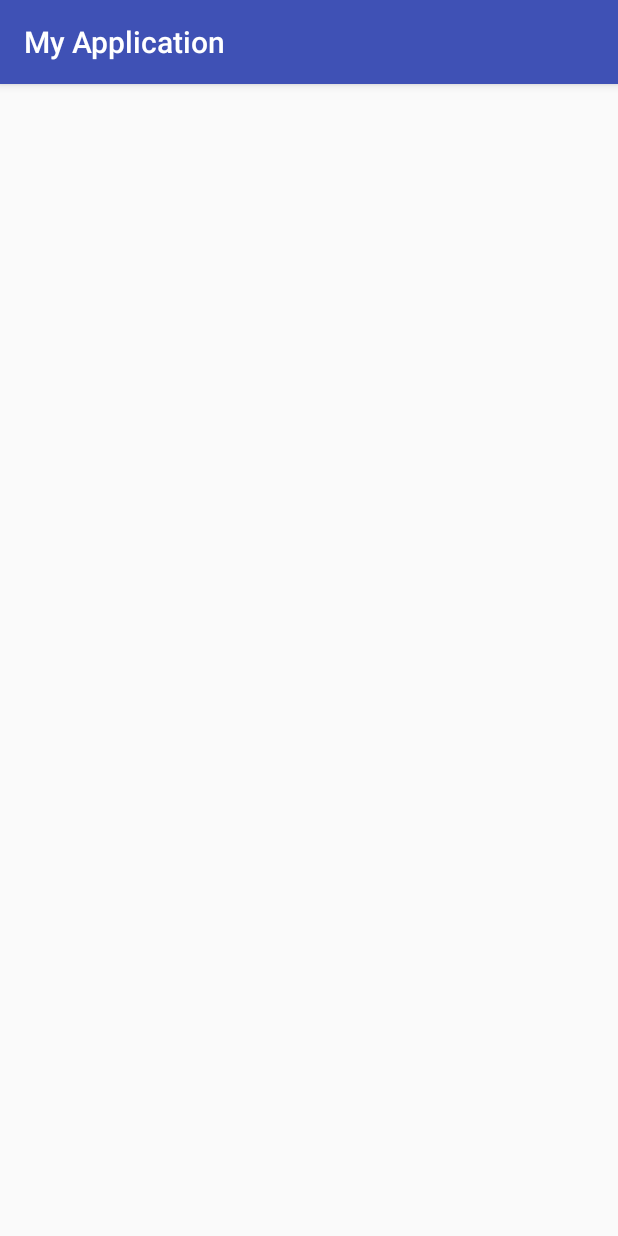
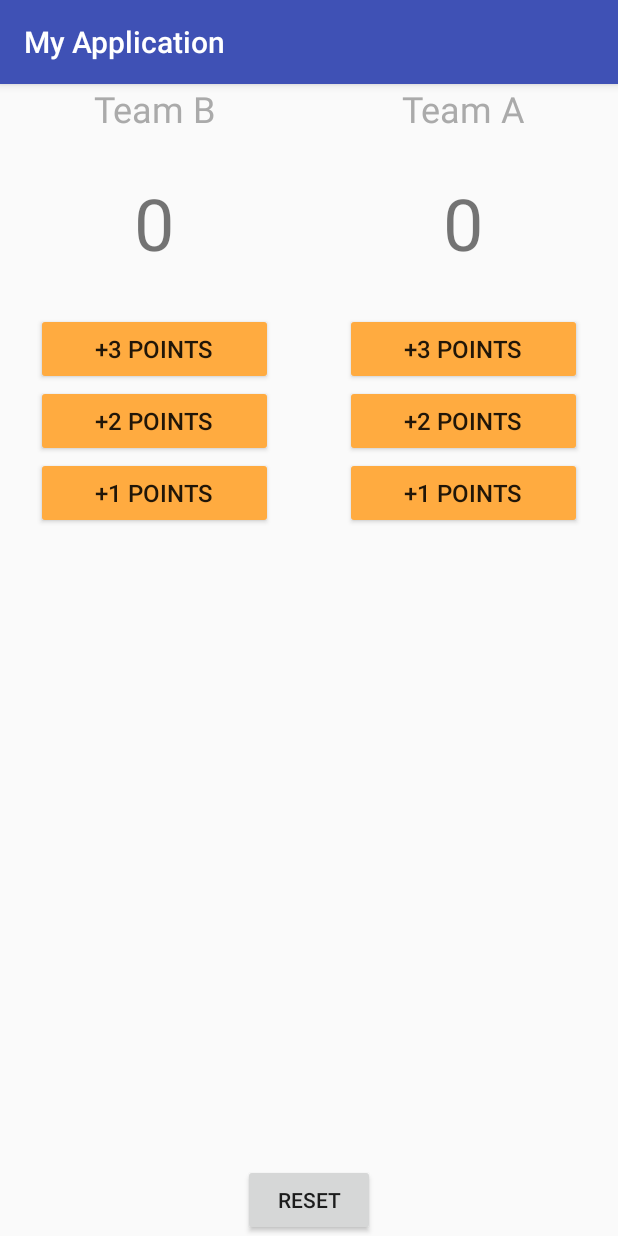
Before and after one commit to chungmyung/Android1st, an Android app: the BasketBallActivity screen opened directly, with no data from a screen before it, on a phone screen of 412 x 824 dp. Run offline under Robolectric (Android 15) with nearby library versions, the phone set to English and light mode, and no system bars.

Commit message:
Fragment basketball  작성 하기

```diff
--- a/app/build.gradle
+++ b/app/build.gradle
@@ -26,5 +26,6 @@ dependencies {
     })
     compile 'com.android.support:appcompat-v7:25.3.1'
     compile 'com.android.support.constraint:constraint-layout:1.0.2'
+    compile 'com.android.support:support-v4:25.3.1'
     testCompile 'junit:junit:4.12'
 }
--- a/app/src/main/AndroidManifest.xml
+++ b/app/src/main/AndroidManifest.xml
@@ -116,7 +116,7 @@
                 <category android:name="android.intent.category.LAUNCHER" />
             </intent-filter>
         </activity>
-        <activity android:name=".fragment.basketball.BasketBallActivity">
+        <activity android:name=".fragment.Basket.BasketBallActivity">
             <intent-filter>
                 <action android:name="android.intent.action.MAIN" />
 
--- /dev/null
+++ b/app/src/main/java/com/chungmyung/myapplication/fragment/Basket/BasketBallActivity.java
@@ -0,0 +1,32 @@
+package com.chungmyung.myapplication.fragment.Basket;
+
+import android.support.v7.app.AppCompatActivity;
+import android.os.Bundle;
+import android.view.View;
+
+import com.chungmyung.myapplication.R;
+
+public class BasketBallActivity extends AppCompatActivity {
+
+    private BasketScoreFragment mATeamFragment;
+    private BasketScoreFragment mBTeamFragment;
+
+    @Override
+    protected void onCreate(Bundle savedInstanceState) {
+        super.onCreate(savedInstanceState);
+        setContentView(R.layout.activity_basket_ball);
+
+        mATeamFragment = (BasketScoreFragment)getSupportFragmentManager().findFragmentById(R.id.frag_team_a);
+        mBTeamFragment = (BasketScoreFragment)getSupportFragmentManager().findFragmentById(R.id.frag_team_b);
+
+          mATeamFragment.setTeamName("Team A");
+          mATeamFragment.setTeamName("Team B");
+    }
+
+    public void onResetButtonClicked(View view) {
+        mATeamFragment.reset();
+        mBTeamFragment.reset();
+
+
+    }
+}
--- /dev/null
+++ b/app/src/main/java/com/chungmyung/myapplication/fragment/Basket/BasketScoreFragment.java
@@ -0,0 +1,83 @@
+package com.chungmyung.myapplication.fragment.Basket;
+
+import android.os.Bundle;
+import android.support.annotation.Nullable;
+import android.support.v4.app.Fragment;
+import android.view.LayoutInflater;
+import android.view.View;
+import android.view.ViewGroup;
+import android.widget.TextView;
+
+import com.chungmyung.myapplication.R;
+
+/**
+ * Created by user on 2017-08-01.
+ */
+
+public class BasketScoreFragment extends Fragment implements View.OnClickListener {
+    private TextView mScoreTextView;
+    private TextView mTeamNameTextView;
+    private int mScore;
+
+
+    //뷰를 만드는 곳
+    @Nullable
+    @Override
+    public View onCreateView(LayoutInflater inflater, @Nullable ViewGroup container,
+                             @Nullable Bundle savedInstanceState) {
+
+        return inflater.inflate(R.layout.fragment_basket_ball, container, false);
+    }
+
+    // 뷰가 만들어 진 다음 호출되는 곳
+    @Override
+    public void onViewCreated(View view, @Nullable Bundle savedInstanceState) {
+        super.onViewCreated(view, savedInstanceState);
+        mScoreTextView = (TextView) view.findViewById(R.id.score_text);
+        mTeamNameTextView = (TextView) view.findViewById(R.id.team_name_text);
+        view.findViewById(R.id.button_1).setOnClickListener(this);
+        view.findViewById(R.id.button_2).setOnClickListener(this);
+        view.findViewById(R.id.button_3).setOnClickListener(this);
+
+        if (savedInstanceState != null) {
+            mScore = savedInstanceState.getInt("score");
+            mScoreTextView.setText("" + mScore);
+        }
+
+    }
+
+    @Override
+    public void onSaveInstanceState(Bundle outState) {
+        super.onSaveInstanceState(outState);
+
+        outState.putInt("score", mScore);
+
+    }
+
+    @Override
+    public void onClick(View v) {
+        switch (v.getId()) {
+            case R.id.button_1:
+                mScore++;
+                break;
+            case R.id.button_2:
+                mScore += 2;
+                break;
+            case R.id.button_3:
+                mScore += 3;
+                break;
+        }
+        mScoreTextView.setText("" + mScore);
+
+    }
+
+    public void reset() {
+        mScore = 0;
+        mScoreTextView.setText("" + mScore);
+    }
+
+    public void setTeamName(String name) {
+        mTeamNameTextView.setText(name);
+
+    }
+}
--- a/app/src/main/res/layout/activity_basket_ball.xml
+++ b/app/src/main/res/layout/activity_basket_ball.xml
@@ -1,9 +1,43 @@
 <?xml version="1.0" encoding="utf-8"?>
-<android.support.constraint.ConstraintLayout xmlns:android="http://schemas.android.com/apk/res/android"
+<LinearLayout xmlns:android="http://schemas.android.com/apk/res/android"
     xmlns:app="http://schemas.android.com/apk/res-auto"
     xmlns:tools="http://schemas.android.com/tools"
     android:layout_width="match_parent"
     android:layout_height="match_parent"
-    tools:context="com.chungmyung.myapplication.fragment.basketball.BasketBallActivity">
+    android:orientation="vertical"
+    tools:context=".fragment.Basket.BasketBallActivity">
 
-</android.support.constraint.ConstraintLayout>
+    <LinearLayout
+        android:layout_width="match_parent"
+        android:layout_height="0dp"
+        android:layout_weight="1">
+
+
+        <fragment
+            android:id="@+id/frag_team_a"
+            android:name="com.chungmyung.myapplication.fragment.Basket.BasketScoreFragment"
+            android:layout_width="0dp"
+            android:layout_height="wrap_content"
+            android:layout_weight="1"
+            tools:layout="@layout/fragment_basket_ball" />
+
+        <fragment
+            android:id="@+id/frag_team_b"
+            android:name="com.chungmyung.myapplication.fragment.Basket.BasketScoreFragment"
+            android:layout_width="0dp"
+            android:layout_height="wrap_content"
+            android:layout_weight="1"
+            tools:layout="@layout/fragment_basket_ball" />
+
+
+    </LinearLayout>
+
+    <Button
+        android:onClick="onResetButtonClicked"
+        android:layout_width="wrap_content"
+        android:layout_height="wrap_content"
+        android:layout_gravity="bottom|center"
+        android:text="RESET"/>
+
+
+</LinearLayout>
--- /dev/null
+++ b/app/src/main/res/layout/fragment_basket_ball.xml
@@ -0,0 +1,52 @@
+<?xml version="1.0" encoding="utf-8"?>
+<LinearLayout xmlns:android="http://schemas.android.com/apk/res/android"
+    xmlns:tools="http://schemas.android.com/tools"
+    android:layout_width="match_parent"
+    android:layout_height="wrap_content"
+    android:orientation="vertical"
+    android:paddingEnd="24dp"
+    android:paddingStart="24dp">
+
+    <TextView
+        android:id="@+id/team_name_text"
+        android:layout_width="match_parent"
+        android:layout_height="wrap_content"
+        android:gravity="center"
+        android:text="Team A"
+        android:textColor="@android:color/darker_gray"
+        android:textSize="24sp" />
+
+    <TextView
+        android:id="@+id/score_text"
+        android:layout_width="match_parent"
+        android:layout_height="120dp"
+        android:gravity="center"
+        android:text="0"
+        android:textSize="48sp" />
+
+    <Button
+        android:id="@+id/button_3"
+        android:layout_width="match_parent"
+        android:layout_height="wrap_content"
+        android:backgroundTint="#ffab40"
+        android:text="+3 points"
+        android:textSize="16sp" />
+
+    <Button
+        android:id="@+id/button_2"
+        android:layout_width="match_parent"
+        android:layout_height="wrap_content"
+        android:backgroundTint="#ffab40"
+        android:text="+2 points"
+        android:textSize="16sp" />
+
+    <Button
+        android:id="@+id/button_1"
+        android:layout_width="match_parent"
+        android:layout_height="wrap_content"
+        android:backgroundTint="#ffab40"
+        android:text="+1 points"
+        android:textSize="16sp" />
+
+
+</LinearLayout>
--- a/app/src/main/res/values/strings.xml
+++ b/app/src/main/res/values/strings.xml
@@ -1,3 +1,6 @@
 <resources>
     <string name="app_name">My Application</string>
+
+    <!-- TODO: Remove or change this placeholder text -->
+    <string name="hello_blank_fragment">Hello blank fragment</string>
 </resources>
```
Also changed, not shown: app/src/main/java/com/chungmyung/myapplication/fragment/Color/ColorFragment.java (added, +33 -0 lines), app/src/main/java/com/chungmyung/myapplication/fragment/basketball/BasketBallActivity.java (deleted, +0 -15 lines), app/src/main/res/layout/activity_basketball.xml (+36 -40 lines), app/src/main/res/layout/fragment_color.xml (added, +13 -0 lines).
